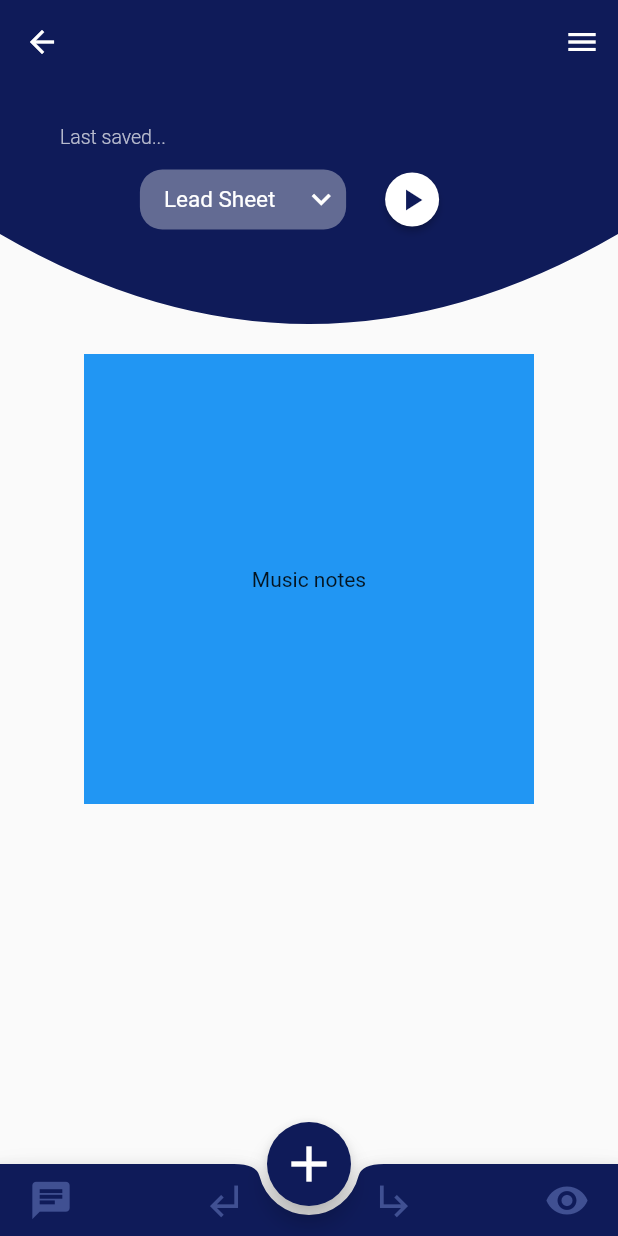
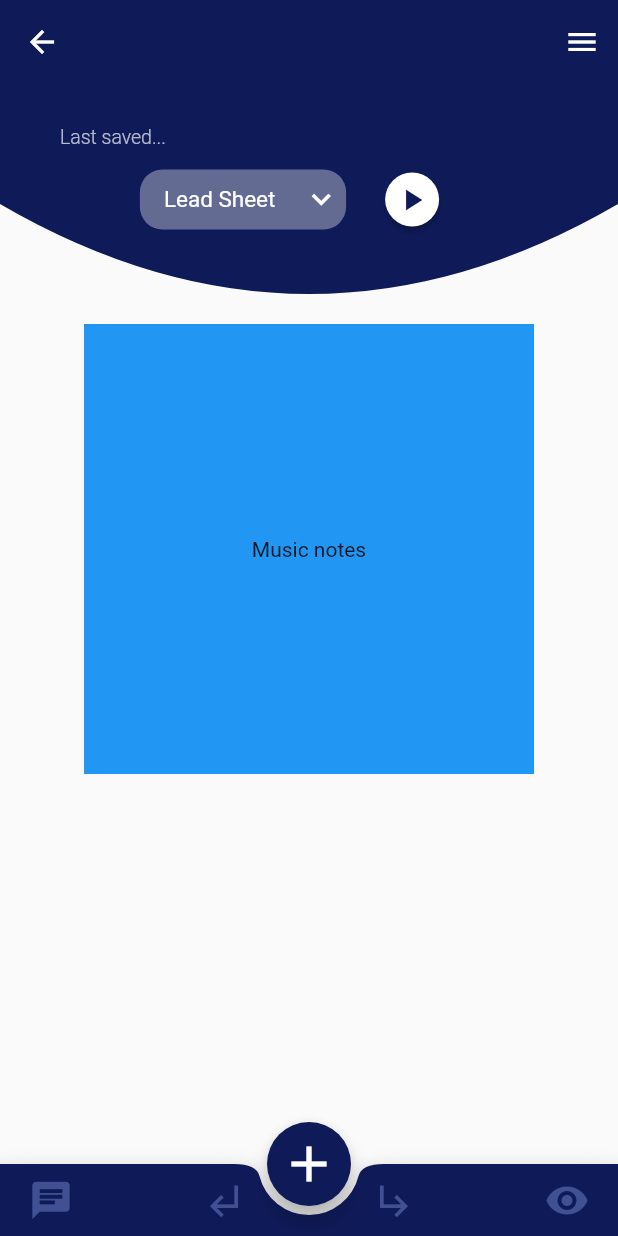
Before and after one commit to a-ng9/music_fresco, a Flutter app: the LabelProject screen opened directly, after a tap on "Create", on a phone screen of 412 x 824 dp. Run offline on Flutter 3.47's test engine with Material 2 defaults, Android fonts, the phone set to English and light mode, and no system bars.

Commit message:
Name update

```diff
--- a/lib/main.dart
+++ b/lib/main.dart
@@ -1,7 +1,7 @@
 import 'package:flutter/material.dart';
 import 'package:flutter/services.dart';
 
-import 'package:music_fresco/screen/splash_screen.dart';
+import 'package:music_fresco/screen/first_screen.dart';
 import 'package:music_fresco/utils/styles.dart';
 
 void main() {
@@ -29,7 +29,7 @@ class _MyAppState extends State<MyApp> {
       theme: ThemeData(
         primarySwatch: Styles.getDarkBlueMaterialColor,
       ),
-      home: SplashScreen(),
+      home: FirstScreen(),
       // home: MyHomePage(title: 'Flutter Demo Home Page'),
     );
   }
--- a/lib/screen/splash_screen.dart
+++ b/lib/screen/first_screen.dart
@@ -4,7 +4,7 @@ import 'package:flutter/services.dart';
 import 'package:music_fresco/screen/signIN_screen.dart';
 import 'package:music_fresco/utils/styles.dart';
 
-class SplashScreen extends StatelessWidget {
+class FirstScreen extends StatelessWidget {
   @override
   Widget build(BuildContext context) {
     SystemChrome.setSystemUIOverlayStyle(SystemUiOverlayStyle(
--- a/lib/screen/newProject_screen.dart
+++ b/lib/screen/newProject_screen.dart
@@ -25,7 +25,7 @@ class _NewProjectState extends State<NewProject> {
               clipper: MyClipper(),
               child: Container(
                 width: double.infinity,
-                height: 180,
+                height: 160,
                 color: Styles.getDarkBlueColor(),
                 child: Column(
                   crossAxisAlignment: CrossAxisAlignment.start,
@@ -50,7 +50,6 @@ class _NewProjectState extends State<NewProject> {
                             fontSize: 13),
                       ),
                     ),
-                    // SizedBox(height: 25),
                     Padding(
                       padding: const EdgeInsets.only(top: 10.0),
                       child: Row(
@@ -123,6 +122,8 @@ class _NewProjectState extends State<NewProject> {
   }
 }
 
+/////class for curved container (appbar)
+//dropdown button in curved container
 class DropDown extends StatefulWidget {
   @override
   _DropDownState createState() => _DropDownState();
@@ -136,10 +137,13 @@ class _DropDownState extends State<DropDown> {
     return DropdownButtonHideUnderline(
       child: Container(
         height: 40,
-        // width: 175,
         decoration: BoxDecoration(
           color: Color.fromRGBO(255, 255, 255, .35),
           borderRadius: BorderRadius.all(Radius.circular(15)),
+        ),
+        child: Theme(
+          data: Theme.of(context).copyWith(
+            canvasColor: Styles.getlightPurpleColor(),
           ),
           child: ButtonTheme(
             buttonColor: Color.fromRGBO(255, 255, 255, .35),
@@ -155,9 +159,8 @@ class _DropDownState extends State<DropDown> {
                 (String value) {
                   return DropdownMenuItem<String>(
                     value: value,
-                  child: Text(
-                    value,
-                    style: TextStyle(color: Colors.white),
+                    child: Container(
+                      child: Text(value, style: TextStyle(color: Colors.white)),
                     ),
                   );
                 },
@@ -171,10 +174,12 @@ class _DropDownState extends State<DropDown> {
             ),
           ),
         ),
+      ),
     );
   }
 }
 
+//circle play button in curved container
 class PlayButton extends StatelessWidget {
   @override
   Widget build(BuildContext context) {
--- a/lib/screen/signIN_screen.dart
+++ b/lib/screen/signIN_screen.dart
@@ -74,6 +74,11 @@ class SignInScreen extends StatelessWidget {
                   borderRadius: BorderRadius.circular(10)),
             ),
           ),
+          IconButton(
+              icon: Icon(Icons.arrow_back),
+              onPressed: () {
+                Navigator.pop(context);
+              })
         ],
       ),
     ));
```
Also changed, not shown: lib/utils/styles.dart (+0 -24 lines). Lines whose indentation alone changed are shown as unchanged.
